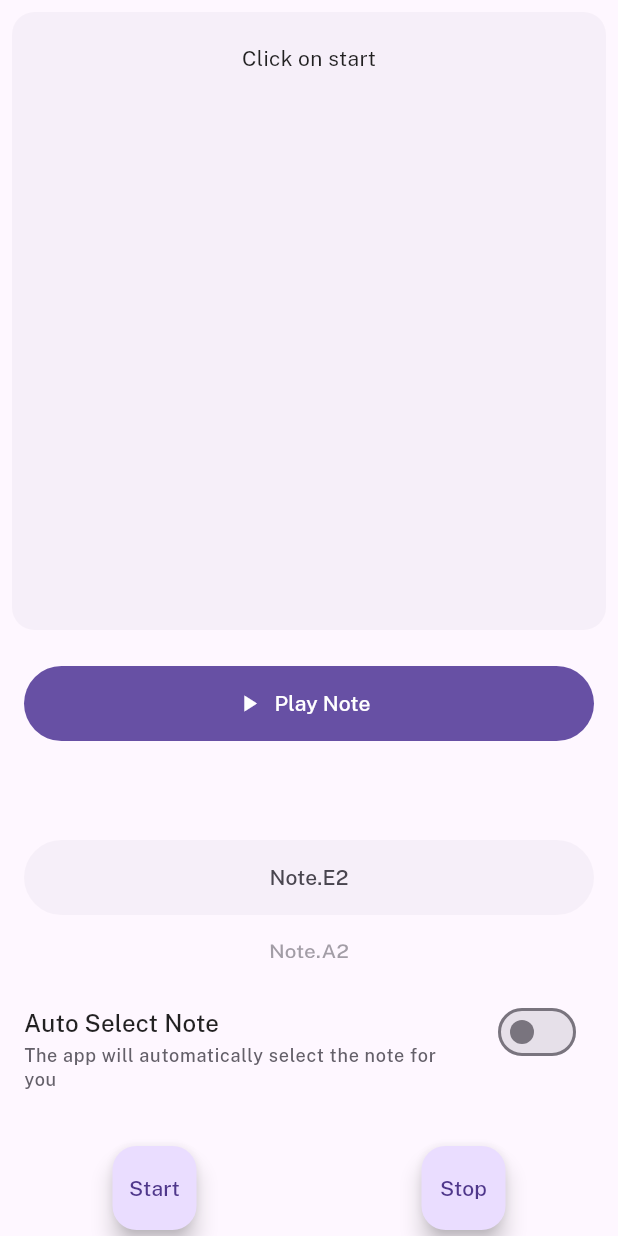
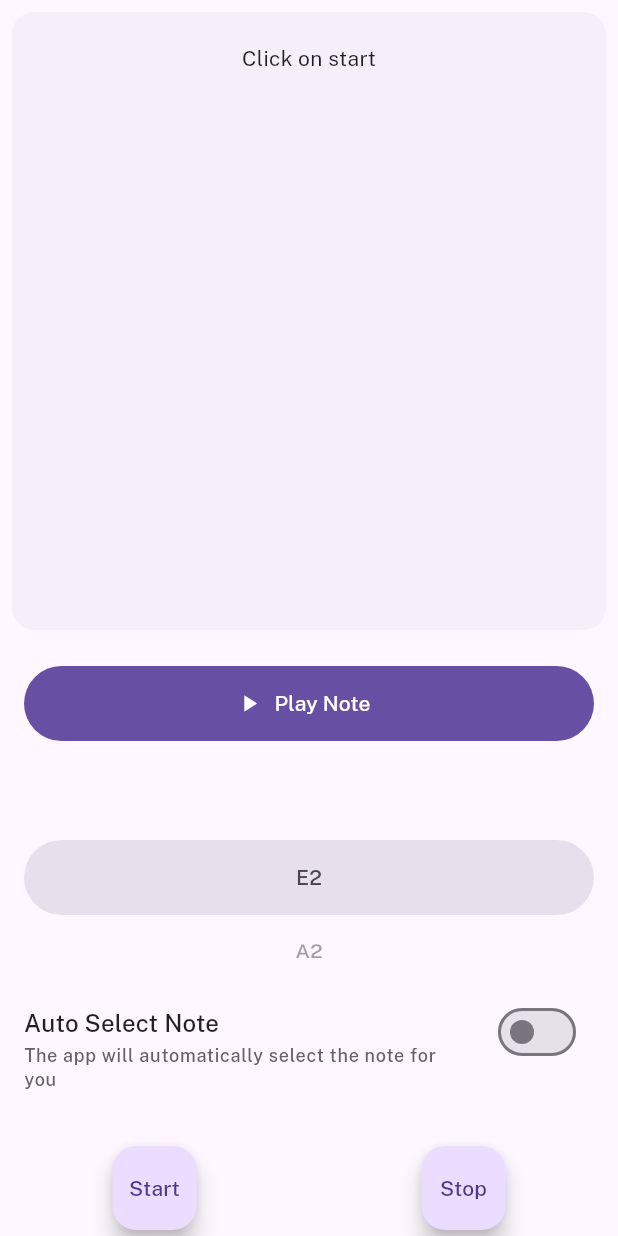
Before and after one commit to denishorn/WearTuner, a Flutter app: the MyHomePage screen opened directly, on a phone screen of 412 x 824 dp. Run offline on Flutter 3.47's test engine with Material 2 defaults, Android fonts, the phone set to English and light mode, and no system bars; drawn by our look-alikes of dynamic_color; our stand-ins replace google_fonts, smooth_page_indicator; missing offline and left inert: flutter_audio_capture, flutter_midi, pitch_detector_dart, pitchupdart.

Commit message:
lil animation improvements, moved to empeller rendering engine

```diff
--- a/lib/widgets.dart
+++ b/lib/widgets.dart
@@ -3,8 +3,6 @@ import 'tuner.dart';
 import 'package:flutter/services.dart';
 import 'package:flutter_midi/flutter_midi.dart';
 import 'package:flutter/foundation.dart';
-
-
 
 class ControlsAndTunerWidget extends StatelessWidget {
   final VoidCallback onStartPressed;
@@ -46,7 +44,6 @@ class ControlsAndTunerWidget extends StatelessWidget {
       ),
     );
   }
-
 }
 
 class TextDisplayWidget extends StatelessWidget {
@@ -66,7 +63,6 @@ class TextDisplayWidget extends StatelessWidget {
         Text(note),
         Text(status),
       ],
-
     );
   }
 }
@@ -97,7 +93,11 @@ class _AutoTuneSwitchWidgetState extends State<AutoTuneSwitchWidget> {
       ),
       subtitle: Text(
         'The app will automatically select the note for you',
-        style: Theme.of(context).textTheme.labelMedium!.copyWith(color: Theme.of(context).colorScheme.onSurfaceVariant.withOpacity(0.85)),
+        style: Theme.of(context).textTheme.labelMedium!.copyWith(
+            color: Theme.of(context)
+                .colorScheme
+                .onSurfaceVariant
+                .withOpacity(0.85)),
       ),
       value: widget.isAutoTune,
       isThreeLine: true,
@@ -105,6 +105,7 @@ class _AutoTuneSwitchWidgetState extends State<AutoTuneSwitchWidget> {
     );
   }
 }
+
 //------------
 class PlayNoteButton extends StatefulWidget {
   final VoidCallback onStartPressed;
@@ -130,8 +131,18 @@ class _PlayNoteButtonState extends State<PlayNoteButton> {
   int noteNameToMidiNumber(String noteName) {
     // Map of note names to their semitone offsets from C
     const Map<String, int> noteOffsets = {
-      'C': 0, 'Db': 1, 'D': 2, 'Eb': 3, 'E': 4, 'F': 5,
-      'Gb': 6, 'G': 7, 'Ab': 8, 'A': 9, 'Bb': 10, 'B': 11,
+      'C': 0,
+      'Db': 1,
+      'D': 2,
+      'Eb': 3,
+      'E': 4,
+      'F': 5,
+      'Gb': 6,
+      'G': 7,
+      'Ab': 8,
+      'A': 9,
+      'Bb': 10,
+      'B': 11,
     };
 
     // Extract the note letter (and accidental if present) and octave
@@ -148,6 +159,7 @@ class _PlayNoteButtonState extends State<PlayNoteButton> {
       throw FormatException("Invalid note format", noteName);
     }
   }
+
   @override
   void initState() {
     _flutterMidi.prepare(sf2: null);
@@ -163,10 +175,9 @@ class _PlayNoteButtonState extends State<PlayNoteButton> {
     //assets/sf2/Piano.SF2
     await _flutterMidi.prepare(sf2: _byte, name: 'Guitar.SF2');
     print('Soundfont Loaded');
+  }
 
-  }
   void _play(int midi) async {
-
     print('Playing MIDI note...');
     widget.onStopPressed();
     _flutterMidi.playMidiNote(midi: midi);
@@ -182,15 +193,22 @@ void _play(int midi) async {
 
   //String _value = 'assets/Guitar.SF2';
 
-
   @override
   Widget build(BuildContext context) {
     return /* Padding(
         padding: EdgeInsets.all(16.0),
-        child: */FilledButton.icon(
-          style: ButtonStyle ( shape: MaterialStateProperty.all(RoundedRectangleBorder(borderRadius: BorderRadius.circular(32),),),),
+        child: */
+        FilledButton.icon(
+      style: ButtonStyle(
+        shape: MaterialStateProperty.all(
+          RoundedRectangleBorder(
+            borderRadius: BorderRadius.circular(32),
+          ),
+        ),
+      ),
       onPressed: () {
-            if(widget.isAutoTune){ScaffoldMessenger.of(context).showSnackBar(
+        if (widget.isAutoTune) {
+          ScaffoldMessenger.of(context).showSnackBar(
             SnackBar(
               content: const Text('Turn auto select mode off first!'),
               duration: Duration(milliseconds: 3000),
@@ -198,14 +216,14 @@ void _play(int midi) async {
               // behavior: SnackBarBehavior.floating,
               // showCloseIcon: true,
               shape: RoundedRectangleBorder(
-               borderRadius: BorderRadius.circular(6.0),),
-
+                borderRadius: BorderRadius.circular(6.0),
               ),
-        );} else {
+            ),
+          );
+        } else {
           int midiNote = noteNameToMidiNumber(widget.noteToPlay.name);
           _play(midiNote);
         }
-
       },
       label: const Text("Play Note"),
       icon: Icon(Icons.play_arrow),
@@ -213,7 +231,6 @@ void _play(int midi) async {
       //),
     );
   }
-
 }
 
 //------------
@@ -233,10 +250,12 @@ class TuningWheelContainerWidget extends StatefulWidget {
   }) : super(key: key);
 
   @override
-  _TuningWheelContainerWidgetState createState() => _TuningWheelContainerWidgetState();
+  _TuningWheelContainerWidgetState createState() =>
+      _TuningWheelContainerWidgetState();
 }
 
-class _TuningWheelContainerWidgetState extends State<TuningWheelContainerWidget> {
+class _TuningWheelContainerWidgetState
+    extends State<TuningWheelContainerWidget> {
   final FixedExtentScrollController _controller = FixedExtentScrollController();
   bool _isAnimating = false;
   @override
@@ -249,6 +268,7 @@ WidgetsBinding.instance.addPostFrameCallback((_) {
       });
     });
   }
+
   @override
   void dispose() {
     _controller.dispose();
@@ -257,23 +277,30 @@ WidgetsBinding.instance.addPostFrameCallback((_) {
 
   @override
   Widget build(BuildContext context) {
+    double dark = widget.isAutoTune ? 0.33 : 1;
     return Container(
       height: 150,
+      //duration: Duration(milliseconds: 150),
       padding: const EdgeInsets.all(16.0),
       child: Stack(
         alignment: Alignment.center,
         children: [
-          AnimatedOpacity(
+          /*AnimatedOpacity(
             opacity: widget.isAutoTune ? 0.0 : 0.33,
             duration: Duration(milliseconds: 150),
-            child: Container(
-              height: 50,
+            child:*/
+          AnimatedContainer(
+            height: widget.isAutoTune ? 150 : 50,
+            duration: Duration(milliseconds: 180),
             decoration: BoxDecoration(
-                color: Theme.of(context).colorScheme.surfaceVariant,
+              color: Theme.of(context)
+                  .colorScheme
+                  .surfaceVariant
+                  .withOpacity(dark),
               borderRadius: BorderRadius.circular(32),
             ),
           ),
-          ),
+          //),
           GestureDetector(
             onTapDown: (details) {
               // You can perform actions here when the tap down event occurs.
@@ -289,18 +316,22 @@ WidgetsBinding.instance.addPostFrameCallback((_) {
             onTapUp: (details) {
               // This block is executed when the tap is released.
               if (!_isAnimating) {
-      int nextIndex = widget.isAutoTune ? _controller.selectedItem : _controller.selectedItem + 1;
+                int nextIndex = widget.isAutoTune
+                    ? _controller.selectedItem
+                    : _controller.selectedItem + 1;
                 setState(() {
                   _isAnimating = true;
                   if (widget.isAutoTune) {
                     widget.onChanged(false);
                   }
                 });
-      _controller.animateToItem(
+                _controller
+                    .animateToItem(
                   (nextIndex >= widget.guitar.tuning.length) ? 0 : nextIndex,
                   duration: const Duration(milliseconds: 200),
                   curve: Curves.easeInOut,
-      ).then((_) {
+                )
+                    .then((_) {
                   setState(() {
                     _isAnimating = false;
                   });
@@ -310,19 +341,25 @@ WidgetsBinding.instance.addPostFrameCallback((_) {
             child: ListWheelScrollView.useDelegate(
               controller: _controller,
               itemExtent: 50,
-    overAndUnderCenterOpacity: 0.5,
-    physics: (_isAnimating || widget.isAutoTune) ? NeverScrollableScrollPhysics() : FixedExtentScrollPhysics(),
+              overAndUnderCenterOpacity: widget.isAutoTune ? 1 : 0.5,
+              physics: (_isAnimating || widget.isAutoTune)
+                  ? NeverScrollableScrollPhysics()
+                  : FixedExtentScrollPhysics(),
               diameterRatio: 3,
               childDelegate: ListWheelChildBuilderDelegate(
                 builder: (BuildContext context, int index) {
-        int loopedIndex = index % widget.guitar.tuning.length;
-        if (loopedIndex < 0) {
-          loopedIndex += widget.guitar.tuning.length;
-        }
+                  // int loopedIndex = index % widget.guitar.tuning.length;
+                  // if (loopedIndex < 0) {
+                  //   loopedIndex += widget.guitar.tuning.length;
+                  // }
                   return Center(
                     child: Text(
-            widget.guitar.tuning[loopedIndex].toString(),
-            style: Theme.of(context).textTheme.labelLarge!.copyWith(color: Theme.of(context).colorScheme.onSurfaceVariant),
+                      widget.guitar.tuning[index].name,
+                      style: Theme.of(context).textTheme.labelLarge!.copyWith(
+                          color: Theme.of(context)
+                              .colorScheme
+                              .onSurfaceVariant
+                              .withOpacity(dark)),
                     ),
                   );
                 },
@@ -330,7 +367,7 @@ WidgetsBinding.instance.addPostFrameCallback((_) {
               ),
               onSelectedItemChanged: (index) {
                 setState(() {
-        int ind = index % widget.guitar.tuning.length;
+                  //int ind = index % widget.guitar.tuning.length;
                   widget.onChangedNote(widget.guitar.tuning[index]);
                 });
               },
```
Also changed, not shown: 1 other file. Lines whose indentation alone changed are shown as unchanged.
